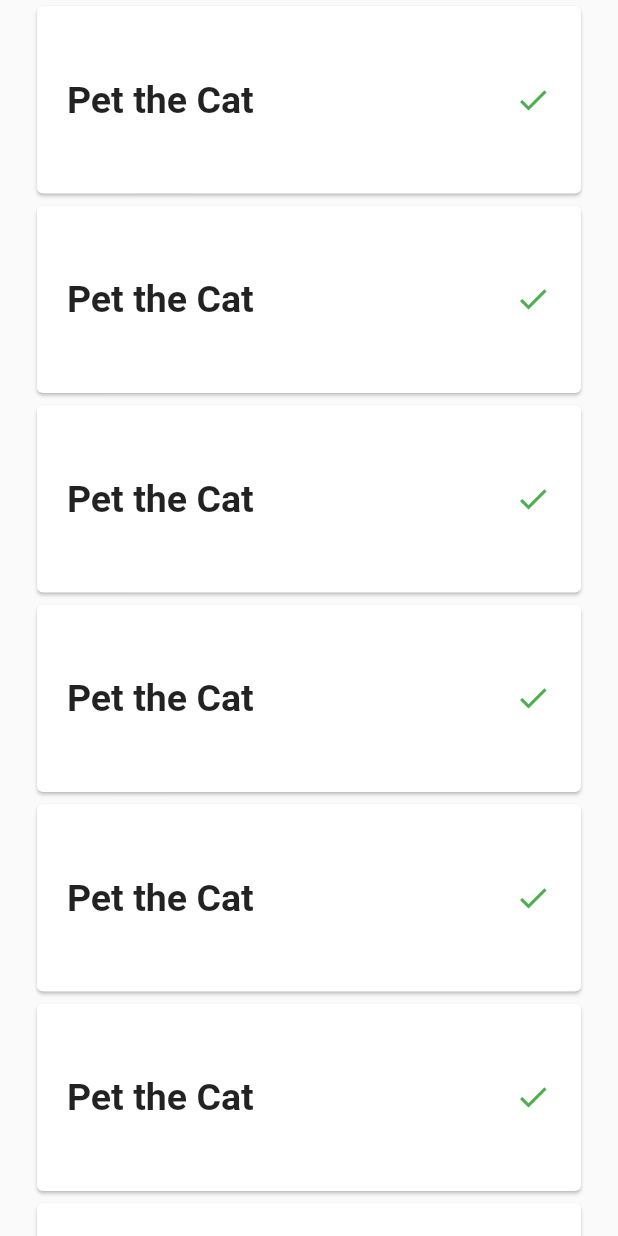
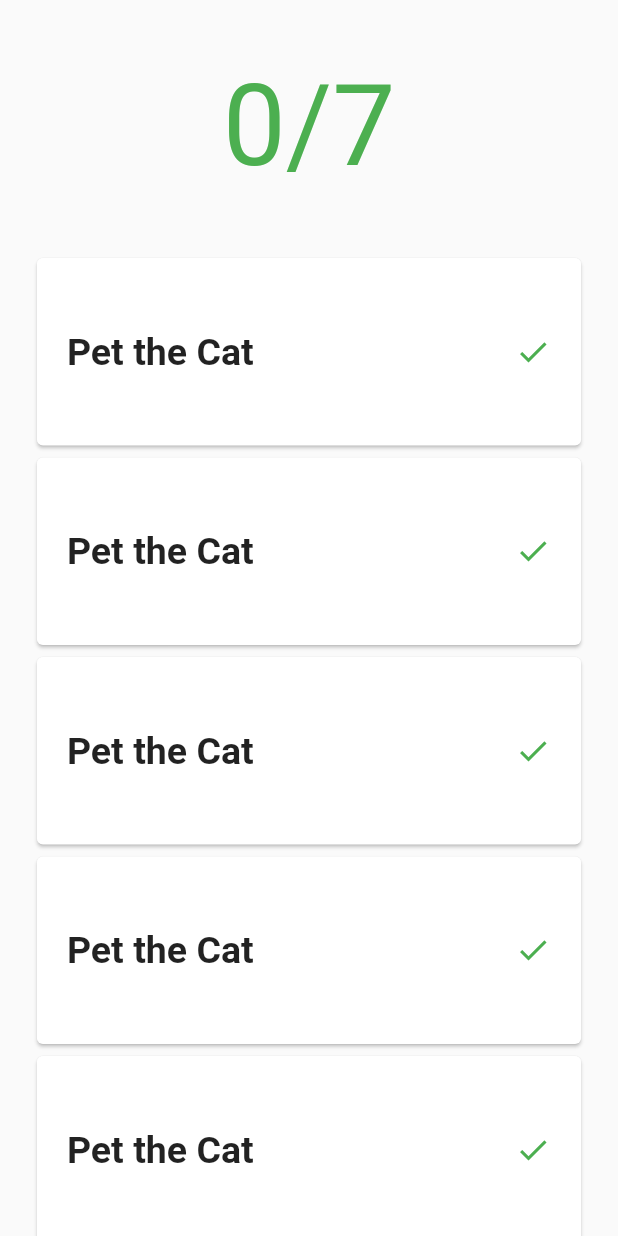
Before and after one commit to Mugisha-isaac/Flutter-todo-app, a Flutter app: the screen it shows after launch, on a phone screen of 412 x 824 dp. Run offline on Flutter 3.47's test engine with Material 2 defaults, Android fonts, the phone set to English and light mode, and no system bars.

Commit message:
added counter and alittle bit styles of it

```diff
--- a/lib/main.dart
+++ b/lib/main.dart
@@ -1,14 +1,14 @@
 // ignore_for_file: use_key_in_widget_constructors
 
 import 'package:flutter/material.dart';
+import 'package:todo/widgets/counter.dart';
 import 'package:todo/widgets/todo_cards.dart';
 
 void main() {
-  runApp(const MyApp());
+  runApp(MyApp());
 }
 
 class MyApp extends StatelessWidget {
-  const MyApp({Key? key}) : super(key: key);
   @override
   Widget build(BuildContext context) {
     return MaterialApp(
@@ -33,14 +33,15 @@ class _MyHomePageState extends State<MyHomePage> {
       body: Center(
         child: Column(
           mainAxisAlignment: MainAxisAlignment.center,
-          children: const <Widget>[
-            TodoCard(),
-            TodoCard(),
-            TodoCard(),
-            TodoCard(),
-            TodoCard(),
-            TodoCard(),
-            TodoCard(),
+          children: <Widget>[
+            Counter(),
+            const TodoCard(),
+            const TodoCard(),
+            const TodoCard(),
+            const TodoCard(),
+            const TodoCard(),
+            const TodoCard(),
+            const TodoCard(),
           ],
         ),
       ),
--- /dev/null
+++ b/lib/widgets/counter.dart
@@ -0,0 +1,19 @@
+// ignore_for_file: use_key_in_widget_constructors
+
+import 'package:flutter/material.dart';
+
+class Counter extends StatelessWidget {
+  @override
+  Widget build(BuildContext context) {
+    return Container(
+      margin: const EdgeInsets.all(40),
+      child: const Text(
+        "0/7",
+        style: TextStyle(
+          fontSize: 75,
+          color: Colors.green,
+        ),
+      ),
+    );
+  }
+}
```
